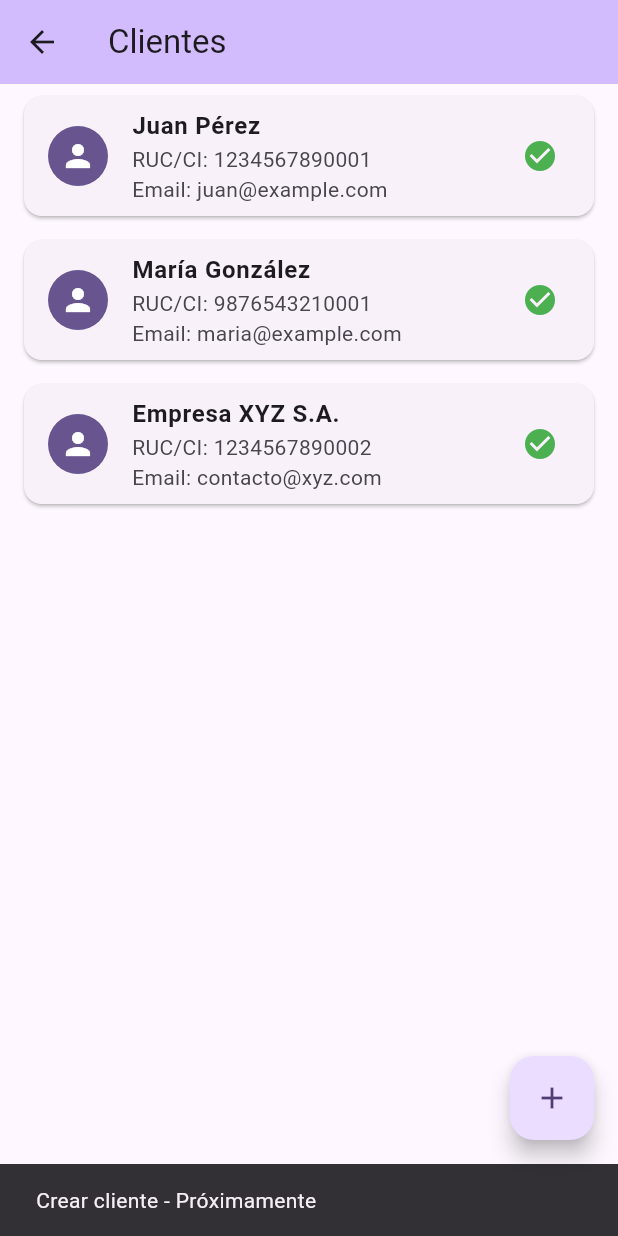
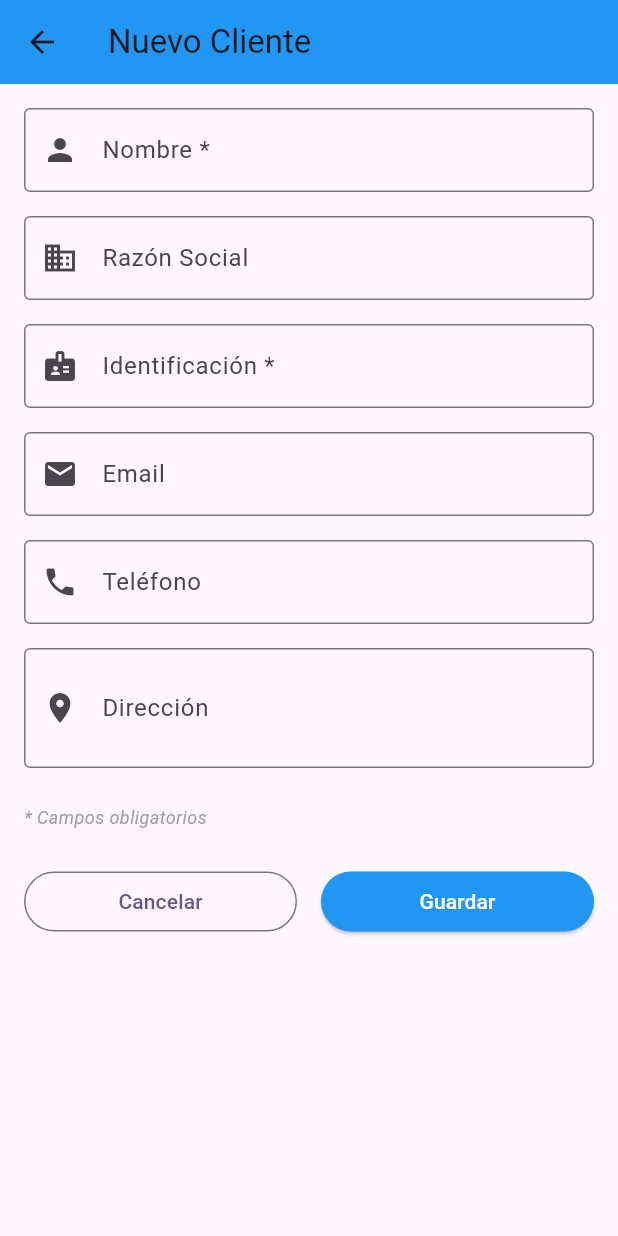
Before and after one commit to velfin13/facturador-apollos-movile, a Flutter app: the ClientesPage screen opened directly, after a tap on the "add" icon, on a phone screen of 412 x 824 dp. Run offline on Flutter 3.47's test engine with Material 3 defaults, Android fonts, the phone set to English and light mode, and no system bars; our stand-ins replace bloc, dartz, equatable, flutter_bloc, get_it, injectable; accounts and stored records are empty.

Commit message:
creacion de clientes

```diff
--- a/lib/features/auth/data/datasources/auth_data_source.dart
+++ b/lib/features/auth/data/datasources/auth_data_source.dart
@@ -44,7 +44,7 @@ class AuthRemoteDataSourceImpl implements AuthRemoteDataSource {
     const UsuarioModel(
       id: '1',
       nombre: 'Admin Usuario',
-      email: 'admin@facturador.com',
+      email: 'admin',
       rol: UserRole.admin,
     ),
     const UsuarioModel(
--- a/lib/features/clientes/data/datasources/cliente_remote_data_source.dart
+++ b/lib/features/clientes/data/datasources/cliente_remote_data_source.dart
@@ -11,10 +11,8 @@ abstract class ClienteRemoteDataSource {
 
 @LazySingleton(as: ClienteRemoteDataSource)
 class ClienteRemoteDataSourceImpl implements ClienteRemoteDataSource {
-  @override
-  Future<List<ClienteModel>> getClientes() async {
-    await Future.delayed(const Duration(milliseconds: 800));
-    return [
+  // Lista en memoria para simular base de datos
+  final List<ClienteModel> _clientes = [
     ClienteModel(
       id: '1',
       nombre: 'Juan Pérez',
@@ -44,29 +42,39 @@ class ClienteRemoteDataSourceImpl implements ClienteRemoteDataSource {
       fechaCreacion: DateTime.now().subtract(const Duration(days: 60)),
     ),
   ];
+
+  @override
+  Future<List<ClienteModel>> getClientes() async {
+    await Future.delayed(const Duration(milliseconds: 800));
+    return List.from(_clientes);
   }
 
   @override
   Future<ClienteModel> getCliente(String id) async {
     await Future.delayed(const Duration(milliseconds: 500));
-    final clientes = await getClientes();
-    return clientes.firstWhere((c) => c.id == id);
+    return _clientes.firstWhere((c) => c.id == id);
   }
 
   @override
   Future<ClienteModel> createCliente(ClienteModel cliente) async {
     await Future.delayed(const Duration(milliseconds: 800));
+    _clientes.add(cliente);
     return cliente;
   }
 
   @override
   Future<ClienteModel> updateCliente(ClienteModel cliente) async {
     await Future.delayed(const Duration(milliseconds: 800));
+    final index = _clientes.indexWhere((c) => c.id == cliente.id);
+    if (index != -1) {
+      _clientes[index] = cliente;
+    }
     return cliente;
   }
 
   @override
   Future<void> deleteCliente(String id) async {
     await Future.delayed(const Duration(milliseconds: 500));
+    _clientes.removeWhere((c) => c.id == id);
   }
 }
--- /dev/null
+++ b/lib/features/clientes/domain/usecases/create_cliente.dart
@@ -0,0 +1,24 @@
+import 'package:dartz/dartz.dart';
+import 'package:injectable/injectable.dart';
+import '../../../../core/error/failures.dart';
+import '../../../../core/usecases/usecase.dart';
+import '../entities/cliente.dart';
+import '../repositories/cliente_repository.dart';
+
+@lazySingleton
+class CreateCliente implements UseCase<Cliente, CreateClienteParams> {
+  final ClienteRepository repository;
+
+  CreateCliente(this.repository);
+
+  @override
+  Future<Either<Failure, Cliente>> call(CreateClienteParams params) async {
+    return await repository.createCliente(params.cliente);
+  }
+}
+
+class CreateClienteParams {
+  final Cliente cliente;
+
+  CreateClienteParams({required this.cliente});
+}
--- a/lib/features/clientes/presentation/bloc/cliente_bloc.dart
+++ b/lib/features/clientes/presentation/bloc/cliente_bloc.dart
@@ -4,6 +4,7 @@ import 'package:injectable/injectable.dart';
 import '../../../../core/usecases/usecase.dart';
 import '../../domain/entities/cliente.dart';
 import '../../domain/usecases/get_clientes.dart';
+import '../../domain/usecases/create_cliente.dart';
 
 part 'cliente_event.dart';
 part 'cliente_state.dart';
@@ -11,9 +12,12 @@ part 'cliente_state.dart';
 @injectable
 class ClienteBloc extends Bloc<ClienteEvent, ClienteState> {
   final GetClientes getClientes;
+  final CreateCliente createCliente;
 
-  ClienteBloc({required this.getClientes}) : super(ClienteInitial()) {
+  ClienteBloc({required this.getClientes, required this.createCliente})
+    : super(ClienteInitial()) {
     on<GetClientesEvent>(_onGetClientes);
+    on<CreateClienteEvent>(_onCreateCliente);
   }
 
   Future<void> _onGetClientes(
@@ -29,4 +33,20 @@ class ClienteBloc extends Bloc<ClienteEvent, ClienteState> {
       (clientes) => emit(ClienteLoaded(clientes)),
     );
   }
+
+  Future<void> _onCreateCliente(
+    CreateClienteEvent event,
+    Emitter<ClienteState> emit,
+  ) async {
+    emit(ClienteCreating());
+
+    final failureOrCliente = await createCliente(
+      CreateClienteParams(cliente: event.cliente),
+    );
+
+    failureOrCliente.fold(
+      (failure) => emit(ClienteError(failure.message)),
+      (cliente) => emit(ClienteCreated(cliente)),
+    );
+  }
 }
--- a/lib/features/clientes/presentation/bloc/cliente_event.dart
+++ b/lib/features/clientes/presentation/bloc/cliente_event.dart
@@ -8,3 +8,12 @@ abstract class ClienteEvent extends Equatable {
 }
 
 class GetClientesEvent extends ClienteEvent {}
+
+class CreateClienteEvent extends ClienteEvent {
+  final Cliente cliente;
+
+  const CreateClienteEvent(this.cliente);
+
+  @override
+  List<Object> get props => [cliente];
+}
--- a/lib/features/clientes/presentation/bloc/cliente_state.dart
+++ b/lib/features/clientes/presentation/bloc/cliente_state.dart
@@ -28,3 +28,14 @@ class ClienteError extends ClienteState {
   @override
   List<Object> get props => [message];
 }
+
+class ClienteCreating extends ClienteState {}
+
+class ClienteCreated extends ClienteState {
+  final Cliente cliente;
+
+  const ClienteCreated(this.cliente);
+
+  @override
+  List<Object> get props => [cliente];
+}
--- a/lib/features/clientes/presentation/pages/clientes_page.dart
+++ b/lib/features/clientes/presentation/pages/clientes_page.dart
@@ -3,6 +3,7 @@ import 'package:flutter_bloc/flutter_bloc.dart';
 import '../../../../injection/injection_container.dart';
 import '../bloc/cliente_bloc.dart';
 import '../widgets/cliente_list_widget.dart';
+import 'crear_cliente_page.dart';
 
 class ClientesPage extends StatelessWidget {
   const ClientesPage({super.key});
@@ -53,11 +54,20 @@ class ClientesPage extends StatelessWidget {
           },
         ),
         floatingActionButton: FloatingActionButton(
-          onPressed: () {
-            // TODO: Navegar a crear cliente
-            ScaffoldMessenger.of(context).showSnackBar(
-              const SnackBar(content: Text('Crear cliente - Próximamente')),
+          onPressed: () async {
+            final result = await Navigator.push(
+              context,
+              MaterialPageRoute(
+                builder: (_) => BlocProvider(
+                  create: (_) => getIt<ClienteBloc>(),
+                  child: const CrearClientePage(),
+                ),
+              ),
             );
+
+            if (result == true && context.mounted) {
+              context.read<ClienteBloc>().add(GetClientesEvent());
+            }
           },
           child: const Icon(Icons.add),
         ),
--- /dev/null
+++ b/lib/features/clientes/presentation/pages/crear_cliente_page.dart
@@ -0,0 +1,254 @@
+import 'package:flutter/material.dart';
+import 'package:flutter_bloc/flutter_bloc.dart';
+import '../../domain/entities/cliente.dart';
+import '../bloc/cliente_bloc.dart';
+
+class CrearClientePage extends StatefulWidget {
+  const CrearClientePage({super.key});
+
+  @override
+  State<CrearClientePage> createState() => _CrearClientePageState();
+}
+
+class _CrearClientePageState extends State<CrearClientePage> {
+  final _formKey = GlobalKey<FormState>();
+  final _nombreController = TextEditingController();
+  final _razonSocialController = TextEditingController();
+  final _identificacionController = TextEditingController();
+  final _emailController = TextEditingController();
+  final _telefonoController = TextEditingController();
+  final _direccionController = TextEditingController();
+
+  @override
+  void dispose() {
+    _nombreController.dispose();
+    _razonSocialController.dispose();
+    _identificacionController.dispose();
+    _emailController.dispose();
+    _telefonoController.dispose();
+    _direccionController.dispose();
+    super.dispose();
+  }
+
+  void _guardarCliente() {
+    if (_formKey.currentState!.validate()) {
+      final cliente = Cliente(
+        id: DateTime.now().millisecondsSinceEpoch.toString(),
+        nombre: _nombreController.text.trim(),
+        razonSocial: _razonSocialController.text.trim().isEmpty
+            ? null
+            : _razonSocialController.text.trim(),
+        identificacion: _identificacionController.text.trim(),
+        email: _emailController.text.trim().isEmpty
+            ? null
+            : _emailController.text.trim(),
+        telefono: _telefonoController.text.trim().isEmpty
+            ? null
+            : _telefonoController.text.trim(),
+        direccion: _direccionController.text.trim().isEmpty
+            ? null
+            : _direccionController.text.trim(),
+        activo: true,
+        fechaCreacion: DateTime.now(),
+      );
+
+      context.read<ClienteBloc>().add(CreateClienteEvent(cliente));
+    }
+  }
+
+  @override
+  Widget build(BuildContext context) {
+    return Scaffold(
+      appBar: AppBar(
+        title: const Text('Nuevo Cliente'),
+        backgroundColor: Colors.blue,
+      ),
+      body: BlocListener<ClienteBloc, ClienteState>(
+        listener: (context, state) {
+          if (state is ClienteCreated) {
+            ScaffoldMessenger.of(context).showSnackBar(
+              const SnackBar(
+                content: Text('Cliente creado exitosamente'),
+                backgroundColor: Colors.green,
+              ),
+            );
+            Navigator.pop(context, true);
+          } else if (state is ClienteError) {
+            ScaffoldMessenger.of(context).showSnackBar(
+              SnackBar(
+                content: Text('Error: ${state.message}'),
+                backgroundColor: Colors.red,
+              ),
+            );
+          }
+        },
+        child: BlocBuilder<ClienteBloc, ClienteState>(
+          builder: (context, state) {
+            final isLoading = state is ClienteCreating;
+
+            return SingleChildScrollView(
+              padding: const EdgeInsets.all(16.0),
+              child: Form(
+                key: _formKey,
+                child: Column(
+                  crossAxisAlignment: CrossAxisAlignment.stretch,
+                  children: [
+                    // Nombre
+                    TextFormField(
+                      controller: _nombreController,
+                      decoration: const InputDecoration(
+                        labelText: 'Nombre *',
+                        hintText: 'Ingrese el nombre del cliente',
+                        border: OutlineInputBorder(),
+                        prefixIcon: Icon(Icons.person),
+                      ),
+                      enabled: !isLoading,
+                      validator: (value) {
+                        if (value == null || value.trim().isEmpty) {
+                          return 'El nombre es obligatorio';
+                        }
+                        return null;
+                      },
+                    ),
+                    const SizedBox(height: 16),
+
+                    // Razón Social
+                    TextFormField(
+                      controller: _razonSocialController,
+                      decoration: const InputDecoration(
+                        labelText: 'Razón Social',
+                        hintText: 'Ingrese la razón social (opcional)',
+                        border: OutlineInputBorder(),
+                        prefixIcon: Icon(Icons.business),
+                      ),
+                      enabled: !isLoading,
+                    ),
+                    const SizedBox(height: 16),
+
+                    // Identificación
+                    TextFormField(
+                      controller: _identificacionController,
+                      decoration: const InputDecoration(
+                        labelText: 'Identificación *',
+                        hintText: 'RUC, CI, Pasaporte',
+                        border: OutlineInputBorder(),
+                        prefixIcon: Icon(Icons.badge),
+                      ),
+                      enabled: !isLoading,
+                      keyboardType: TextInputType.number,
+                      validator: (value) {
+                        if (value == null || value.trim().isEmpty) {
+                          return 'La identificación es obligatoria';
+                        }
+                        if (value.trim().length < 10) {
+                          return 'La identificación debe tener al menos 10 caracteres';
+                        }
+                        return null;
+                      },
+                    ),
+                    const SizedBox(height: 16),
+
+                    // Email
+                    TextFormField(
+                      controller: _emailController,
+                      decoration: const InputDecoration(
+                        labelText: 'Email',
+                        hintText: 'correo@ejemplo.com',
+                        border: OutlineInputBorder(),
+                        prefixIcon: Icon(Icons.email),
+                      ),
+                      enabled: !isLoading,
+                      keyboardType: TextInputType.emailAddress,
+                      validator: (value) {
+                        if (value != null &&
+                            value.trim().isNotEmpty &&
+                            !value.contains('@')) {
+                          return 'Ingrese un email válido';
+                        }
+                        return null;
+                      },
+                    ),
+                    const SizedBox(height: 16),
+
+                    // Teléfono
+                    TextFormField(
+                      controller: _telefonoController,
+                      decoration: const InputDecoration(
+                        labelText: 'Teléfono',
+                        hintText: '0991234567',
+                        border: OutlineInputBorder(),
+                        prefixIcon: Icon(Icons.phone),
+                      ),
+                      enabled: !isLoading,
+                      keyboardType: TextInputType.phone,
+                    ),
+                    const SizedBox(height: 16),
+
+                    // Dirección
+                    TextFormField(
+                      controller: _direccionController,
+                      decoration: const InputDecoration(
+                        labelText: 'Dirección',
+                        hintText: 'Ingrese la dirección',
+                        border: OutlineInputBorder(),
+                        prefixIcon: Icon(Icons.location_on),
+                      ),
+                      enabled: !isLoading,
+                      maxLines: 2,
+                    ),
+                    const SizedBox(height: 24),
+
+                    // Nota de campos obligatorios
+                    const Text(
+                      '* Campos obligatorios',
+                      style: TextStyle(
+                        fontSize: 12,
+                        color: Colors.grey,
+                        fontStyle: FontStyle.italic,
+                      ),
+                    ),
+                    const SizedBox(height: 24),
+
+                    // Botones
+                    Row(
+                      children: [
+                        Expanded(
+                          child: OutlinedButton(
+                            onPressed: isLoading
+                                ? null
+                                : () => Navigator.pop(context),
+                            child: const Text('Cancelar'),
+                          ),
+                        ),
+                        const SizedBox(width: 16),
+                        Expanded(
+                          child: ElevatedButton(
+                            onPressed: isLoading ? null : _guardarCliente,
+                            style: ElevatedButton.styleFrom(
+                              backgroundColor: Colors.blue,
+                              foregroundColor: Colors.white,
+                            ),
+                            child: isLoading
+                                ? const SizedBox(
+                                    height: 20,
+                                    width: 20,
+                                    child: CircularProgressIndicator(
+                                      strokeWidth: 2,
+                                      color: Colors.white,
+                                    ),
+                                  )
+                                : const Text('Guardar'),
+                          ),
+                        ),
+                      ],
+                    ),
+                  ],
+                ),
+              ),
+            );
+          },
+        ),
+      ),
+    );
+  }
+}
```
Also changed, not shown: lib/features/auth/presentation/pages/home_page.dart (+19 -0 lines), lib/injection/injection_container.config.dart. Lines whose indentation alone changed are shown as unchanged.
